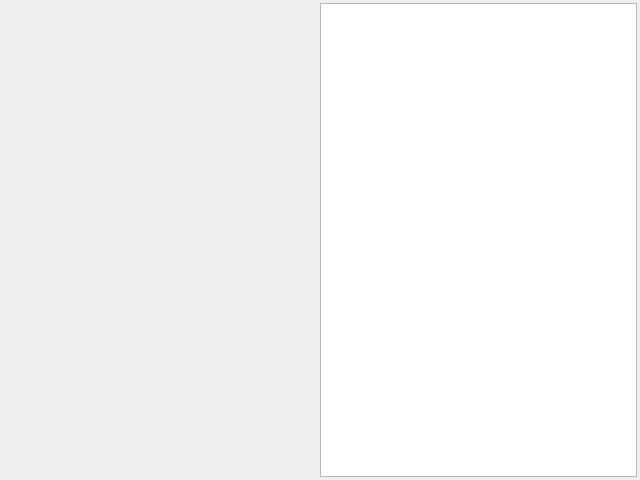
Old version of the form languageselect.ui in the repository Munix-Developers/munix-qt-installer.
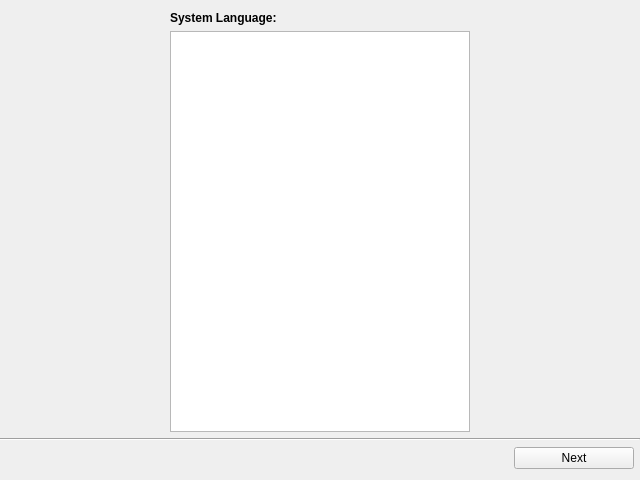
New version of the form.

Commit message: Add dynamic language loading :tada:

What changed in the file:
```diff
--- a/languageselect.ui
+++ b/languageselect.ui
@@ -13,24 +13,72 @@
   <property name="windowTitle">
    <string>Form</string>
   </property>
+  <layout class="QVBoxLayout" name="verticalLayout_2">
+   <property name="leftMargin">
+    <number>0</number>
+   </property>
+   <property name="rightMargin">
+    <number>0</number>
+   </property>
+   <item>
+    <layout class="QVBoxLayout" name="verticalLayout">
+     <item>
   <layout class="QHBoxLayout" name="horizontalLayout">
+       <item>
+        <layout class="QVBoxLayout" name="verticalLayout_3">
+         <item>
+          <widget class="QLabel" name="label">
+           <property name="maximumSize">
+            <size>
+             <width>300</width>
+             <height>16777215</height>
+            </size>
+           </property>
+           <property name="styleSheet">
+            <string notr="true">font-weight: bold;</string>
+           </property>
+           <property name="text">
+            <string>System Language:</string>
+           </property>
+          </widget>
+         </item>
+         <item>
+          <widget class="QListWidget" name="listLanguageSelect">
+           <property name="maximumSize">
+            <size>
+             <width>300</width>
+             <height>16777215</height>
+            </size>
+           </property>
+          </widget>
+         </item>
+        </layout>
+       </item>
+      </layout>
+     </item>
+     <item>
+      <widget class="Line" name="line">
+       <property name="orientation">
+        <enum>Qt::Horizontal</enum>
+       </property>
+      </widget>
+     </item>
+     <item>
+      <layout class="QHBoxLayout" name="horizontalLayout_2">
    <property name="leftMargin">
-    <number>3</number>
-   </property>
-   <property name="topMargin">
-    <number>3</number>
+        <number>6</number>
    </property>
    <property name="rightMargin">
-    <number>3</number>
-   </property>
-   <property name="bottomMargin">
-    <number>3</number>
+        <number>6</number>
    </property>
    <item>
     <spacer name="horizontalSpacer">
      <property name="orientation">
       <enum>Qt::Horizontal</enum>
      </property>
+         <property name="sizeType">
+          <enum>QSizePolicy::Expanding</enum>
+         </property>
      <property name="sizeHint" stdset="0">
       <size>
        <width>40</width>
@@ -40,7 +88,27 @@
     </spacer>
    </item>
    <item>
-    <widget class="QListWidget" name="listLanguageSelect"/>
+        <widget class="QPushButton" name="nextStep">
+         <property name="sizePolicy">
+          <sizepolicy hsizetype="Expanding" vsizetype="Fixed">
+           <horstretch>0</horstretch>
+           <verstretch>0</verstretch>
+          </sizepolicy>
+         </property>
+         <property name="maximumSize">
+          <size>
+           <width>120</width>
+           <height>16777215</height>
+          </size>
+         </property>
+         <property name="text">
+          <string>Next</string>
+         </property>
+        </widget>
+       </item>
+      </layout>
+     </item>
+    </layout>
    </item>
   </layout>
  </widget>
```
Lines whose indentation alone changed are shown as unchanged. The commit also changes 12 other files.
